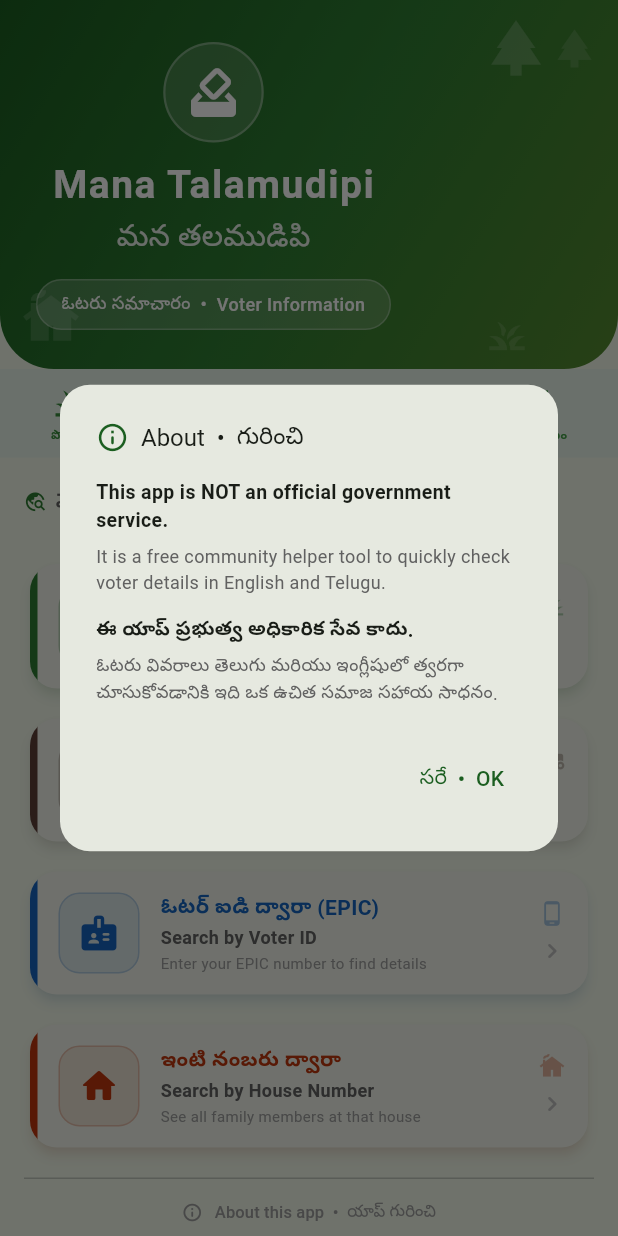
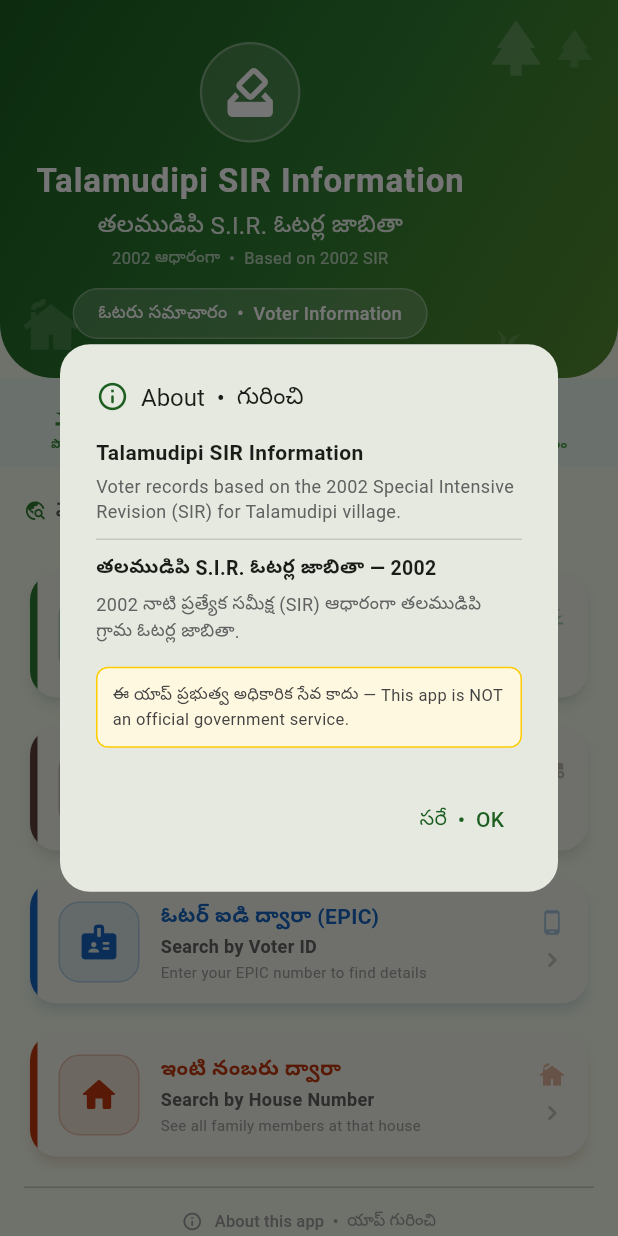
Before and after one commit to javafaiz/MyTalamudipi, a Flutter app: the screen it shows after launch, after a tap on an icon or button, on a phone screen of 412 x 824 dp. Run offline on Flutter 3.47's test engine with Material 3 defaults, Android fonts, the phone set to English and light mode, and no system bars; our stand-ins replace google_fonts, sqflite; accounts and stored records are empty; Roboto replaces fonts that are missing (NotoSansTelugu); statements that could not run were skipped.

Commit message:
Rebrand: Talamudipi SIR Information + 2002 SIR label

```diff
--- a/app/lib/main.dart
+++ b/app/lib/main.dart
@@ -117,20 +117,29 @@ class _SplashLoaderState extends State<_SplashLoader> {
               ),
               const SizedBox(height: 22),
               const Text(
-                'Mana Talamudipi',
+                'Talamudipi SIR Information',
                 style: TextStyle(
-                  fontSize: 28,
+                  fontSize: 24,
                   fontWeight: FontWeight.bold,
                   color: Colors.white,
-                  letterSpacing: 1.2,
+                  letterSpacing: 0.8,
                 ),
               ),
               const SizedBox(height: 4),
               Text(
-                'మన తలముడిపి',
+                'తలముడిపి S.I.R. ఓటర్ల జాబితా',
                 style: TextStyle(
-                  fontSize: 20,
-                  color: Colors.white.withOpacity(0.82),
+                  fontSize: 17,
+                  color: Colors.white.withOpacity(0.88),
+                  fontFamily: 'NotoSansTelugu',
+                ),
+              ),
+              const SizedBox(height: 4),
+              Text(
+                '2002 ఆధారంగా  •  Based on 2002 SIR',
+                style: TextStyle(
+                  fontSize: 12,
+                  color: Colors.white.withOpacity(0.65),
                   fontFamily: 'NotoSansTelugu',
                 ),
               ),
--- a/app/lib/screens/home_screen.dart
+++ b/app/lib/screens/home_screen.dart
@@ -141,8 +141,8 @@ class HomeScreen extends StatelessWidget {
           ),
           const SizedBox(height: 4),
           Text(
-            'Mana Talamudipi v1.0',
-            style: TextStyle(fontSize: 9, color: Colors.grey[400]),
+            'Talamudipi SIR Information  •  2002 SIR  •  v1.0',
+            style: TextStyle(fontSize: 9, color: Colors.grey[400], fontFamily: 'NotoSansTelugu'),
           ),
         ],
       ),
@@ -166,17 +166,17 @@ class HomeScreen extends StatelessWidget {
           crossAxisAlignment: CrossAxisAlignment.start,
           children: [
             const Text(
-              'This app is NOT an official government service.',
-              style: TextStyle(fontWeight: FontWeight.bold, fontSize: 13),
+              'Talamudipi SIR Information',
+              style: TextStyle(fontWeight: FontWeight.bold, fontSize: 14),
             ),
-            const SizedBox(height: 6),
+            const SizedBox(height: 4),
             Text(
-              'It is a free community helper tool to quickly check voter details in English and Telugu.',
+              'Voter records based on the 2002 Special Intensive Revision (SIR) for Talamudipi village.',
               style: TextStyle(fontSize: 12, color: Colors.grey[700]),
             ),
-            const SizedBox(height: 14),
+            const Divider(height: 20),
             const Text(
-              'ఈ యాప్ ప్రభుత్వ అధికారిక సేవ కాదు.',
+              'తలముడిపి S.I.R. ఓటర్ల జాబితా — 2002',
               style: TextStyle(
                 fontWeight: FontWeight.bold,
                 fontSize: 13,
@@ -185,11 +185,28 @@ class HomeScreen extends StatelessWidget {
             ),
             const SizedBox(height: 6),
             Text(
-              'ఓటరు వివరాలు తెలుగు మరియు ఇంగ్లీషులో త్వరగా చూసుకోవడానికి ఇది ఒక ఉచిత సమాజ సహాయ సాధనం.',
+              '2002 నాటి ప్రత్యేక సమీక్ష (SIR) ఆధారంగా తలముడిపి గ్రామ ఓటర్ల జాబితా.',
               style: TextStyle(
                 fontSize: 12,
                 color: Colors.grey[700],
                 fontFamily: 'NotoSansTelugu',
+              ),
+            ),
+            const SizedBox(height: 14),
+            Container(
+              padding: const EdgeInsets.all(10),
+              decoration: BoxDecoration(
+                color: Color(0xFFFFF8E1),
+                borderRadius: BorderRadius.circular(8),
+                border: Border.all(color: Color(0xFFFFCC02), width: 1),
+              ),
+              child: Text(
+                'ఈ యాప్ ప్రభుత్వ అధికారిక సేవ కాదు — This app is NOT an official government service.',
+                style: TextStyle(
+                  fontSize: 11,
+                  color: Colors.grey[800],
+                  fontFamily: 'NotoSansTelugu',
+                ),
               ),
             ),
           ],
@@ -266,20 +283,29 @@ class _VillageHeader extends StatelessWidget {
                 ),
                 const SizedBox(height: 10),
                 const Text(
-                  'Mana Talamudipi',
+                  'Talamudipi SIR Information',
                   style: TextStyle(
-                    fontSize: 26,
+                    fontSize: 22,
                     fontWeight: FontWeight.bold,
                     color: Colors.white,
-                    letterSpacing: 1.0,
+                    letterSpacing: 0.6,
                   ),
                 ),
                 const SizedBox(height: 2),
                 Text(
-                  'మన తలముడిపి',
+                  'తలముడిపి S.I.R. ఓటర్ల జాబితా',
                   style: TextStyle(
-                    fontSize: 20,
-                    color: Colors.white.withOpacity(0.88),
+                    fontSize: 16,
+                    color: Colors.white.withOpacity(0.90),
+                    fontFamily: 'NotoSansTelugu',
+                  ),
+                ),
+                const SizedBox(height: 2),
+                Text(
+                  '2002 ఆధారంగా  •  Based on 2002 SIR',
+                  style: TextStyle(
+                    fontSize: 11,
+                    color: Colors.white.withOpacity(0.65),
                     fontFamily: 'NotoSansTelugu',
                   ),
                 ),
```
